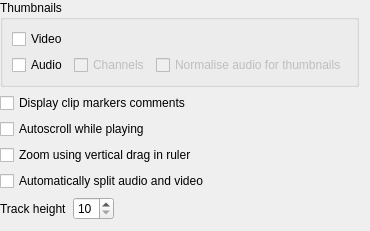
Before: the Qt Designer form src/ui/configtimeline_ui.ui in KDE/kdenlive, drawn with Qt 5.
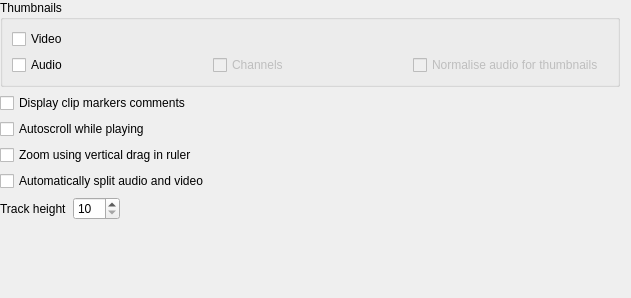
After: the same form once the commit is applied.

Commit message: Update maximum track height, issue #3241

What changed in the file:
```diff
--- a/src/ui/configtimeline_ui.ui
+++ b/src/ui/configtimeline_ui.ui
@@ -6,8 +6,8 @@
    <rect>
     <x>0</x>
     <y>0</y>
-    <width>361</width>
-    <height>222</height>
+    <width>631</width>
+    <height>298</height>
    </rect>
   </property>
   <layout class="QVBoxLayout" name="verticalLayout">
@@ -106,6 +106,9 @@
        <property name="minimum">
         <number>10</number>
        </property>
+       <property name="maximum">
+        <number>999</number>
+       </property>
        <property name="value">
         <number>10</number>
        </property>
```
